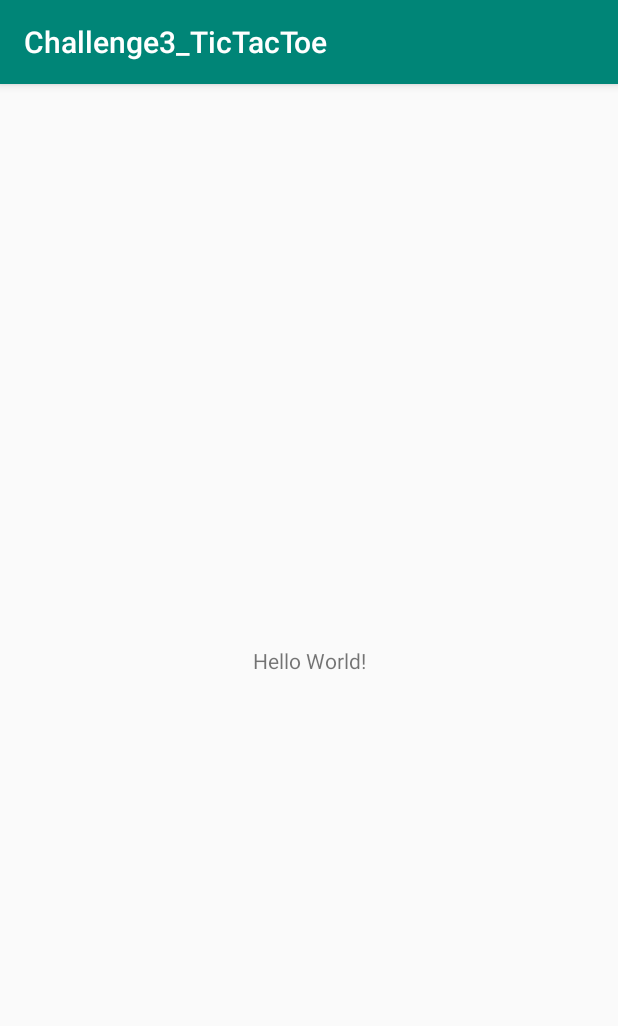
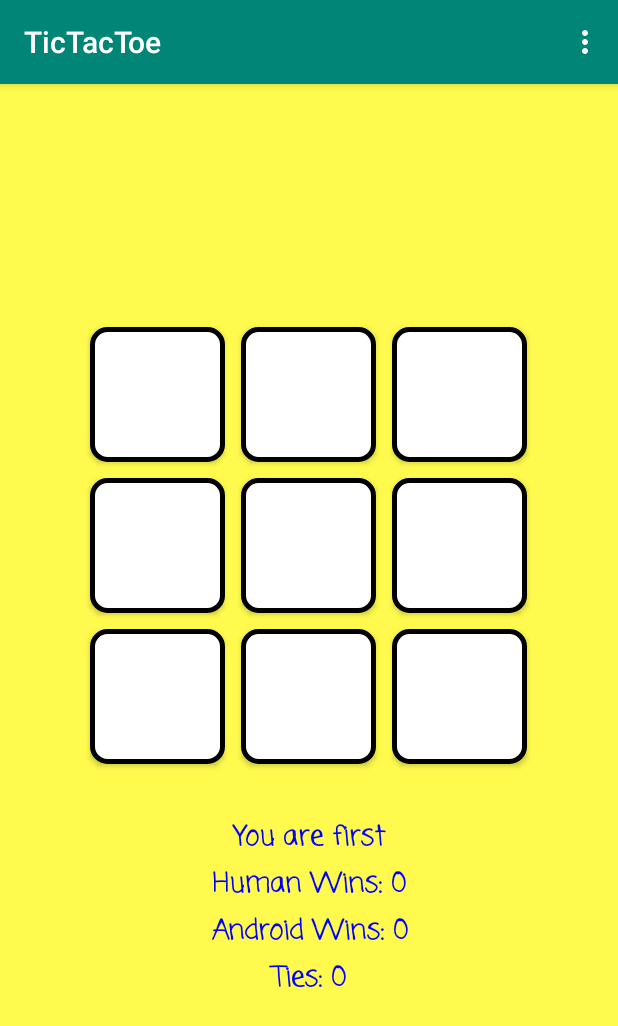
Before and after one commit to mamurciac/MobileApplicationsChallenges, an Android app: the screen it shows after launch (MainActivity before the commit, TicTacToeActivity after it), on a phone screen of 412 x 824 dp. Shown: the top 1026 px of the screen. Run offline under Robolectric (Android 15) with nearby library versions, the phone set to English and light mode, and no system bars.

Commit message:
Recover previous TicTacToe's version

```diff
--- a/Challenge3_TicTacToe/app/src/main/AndroidManifest.xml
+++ b/Challenge3_TicTacToe/app/src/main/AndroidManifest.xml
@@ -9,7 +9,7 @@
         android:roundIcon="@mipmap/ic_launcher_round"
         android:supportsRtl="true"
         android:theme="@style/AppTheme">
-        <activity android:name=".MainActivity">
+        <activity android:name=".TicTacToeActivity">
             <intent-filter>
                 <action android:name="android.intent.action.MAIN" />
 
--- a/Challenge3_TicTacToe/app/src/main/java/mamurciac/unal/edu/co/challenge3_tictactoe/MainActivity.java
+++ /dev/null
@@ -1,14 +0,0 @@
-package mamurciac.unal.edu.co.challenge3_tictactoe;
-
-import androidx.appcompat.app.AppCompatActivity;
-
-import android.os.Bundle;
-
-public class MainActivity extends AppCompatActivity {
-
-    @Override
-    protected void onCreate(Bundle savedInstanceState) {
-        super.onCreate(savedInstanceState);
-        setContentView(R.layout.activity_main);
-    }
-}
--- /dev/null
+++ b/Challenge3_TicTacToe/app/src/main/java/mamurciac/unal/edu/co/challenge3_tictactoe/TicTacToeActivity.java
@@ -0,0 +1,142 @@
+package mamurciac.unal.edu.co.challenge3_tictactoe;
+
+import android.graphics.Color;
+import androidx.appcompat.app.AppCompatActivity;
+import android.os.Bundle;
+import android.view.*;
+import android.widget.*;
+
+public class TicTacToeActivity extends AppCompatActivity{
+    //It represents the game's internal state
+    private TicTacToeGame ticTacToeGame;
+    //The buttons make up the board
+    private Button boardButtons[];
+    //Text displayed as game's information (Turn and winner's game)
+    private TextView infoGame, infoNumberHumanWins, infoNumberAndroidWins, infoNumberTies;
+
+    //This variables allow to control the game's statistics (Number of games and wins per player)
+    private int numberGame = 1, numberHumanWins = 0, numberAndroidWins = 0, numberTies = 0;
+
+    @Override
+    protected void onCreate(Bundle savedInstanceState){
+        super.onCreate(savedInstanceState);
+        setContentView(R.layout.activity_tic_tac_toe);
+
+        boardButtons = new Button[TicTacToeGame.numberSpots];
+        boardButtons[0] = findViewById(R.id.spot_one);
+        boardButtons[1] = findViewById(R.id.spot_two);
+        boardButtons[2] = findViewById(R.id.spot_three);
+        boardButtons[3] = findViewById(R.id.spot_four);
+        boardButtons[4] = findViewById(R.id.spot_five);
+        boardButtons[5] = findViewById(R.id.spot_six);
+        boardButtons[6] = findViewById(R.id.spot_seven);
+        boardButtons[7] = findViewById(R.id.spot_eight);
+        boardButtons[8] = findViewById(R.id.spot_nine);
+        infoGame = findViewById(R.id.game_information);
+        infoNumberHumanWins = findViewById(R.id.number_human_wins);
+        infoNumberAndroidWins = findViewById(R.id.number_android_wins);
+        infoNumberTies = findViewById(R.id.number_ties);
+        ticTacToeGame = new TicTacToeGame();
+        startNewGame();
+    }
+
+    private void startNewGame(){
+        ticTacToeGame.clearBoard();
+
+        //It resets all buttons
+        for(int spot = 0; spot < boardButtons.length; spot++) {
+            boardButtons[spot].setText("");
+            boardButtons[spot].setEnabled(true);
+            boardButtons[spot].setOnClickListener(new ButtonClickListener(spot));
+        }
+
+        //According to the turn, human or computer player goes first
+        if(numberGame % 2 == 1){
+            infoGame.setText(R.string.first_turn_human);
+        }else{
+            infoGame.setText(R.string.first_turn_computer);
+            int move = ticTacToeGame.getComputerMove();
+            ticTacToeGame.setMove(TicTacToeGame.computerPlayer, move);
+            boardButtons[move].setEnabled(false);
+            boardButtons[move].setText(String.valueOf(TicTacToeGame.computerPlayer));
+            boardButtons[move].setTextColor(Color.rgb(200, 0, 0));
+            infoGame.setText(R.string.turn_human);
+        }
+        infoNumberHumanWins.setText("Human Wins: " + numberHumanWins);
+        infoNumberAndroidWins.setText("Android Wins: " + numberAndroidWins);
+        infoNumberTies.setText("Ties: " + numberTies);
+    }
+
+    private void setMove(char player, int location){
+        ticTacToeGame.setMove(player, location);
+        boardButtons[location].setEnabled(false);
+        boardButtons[location].setText(String.valueOf(player));
+
+        if(player == TicTacToeGame.humanPlayer){
+            boardButtons[location].setTextColor(Color.rgb(0,200,0));
+        }else{
+            boardButtons[location].setTextColor(Color.rgb(200,0,0));
+        }
+    }
+
+    @Override
+    public boolean onCreateOptionsMenu(Menu menu){
+        super.onCreateOptionsMenu(menu);
+        menu.add(R.string.new_game);
+        return true;
+    }
+
+    @Override
+    public boolean onOptionsItemSelected(MenuItem item){
+        numberGame++;
+        startNewGame();
+        return true;
+    }
+
+    //It handles clicks on the gameboard buttons
+    private class ButtonClickListener implements View.OnClickListener{
+        int location;
+        public ButtonClickListener(int location){
+            this.location = location;
+        }
+
+        public void onClick(View view){
+            if(boardButtons[location].isEnabled()){
+                setMove(TicTacToeGame.humanPlayer, location);
+                //If there isn't winner yet, then it lets the computer make a move
+                int winner = ticTacToeGame.checkForWinner();
+                if(winner == TicTacToeGame.gameNotFinished){
+                    infoGame.setText(R.string.turn_computer);
+                    int move = ticTacToeGame.getComputerMove();
+                    setMove(TicTacToeGame.computerPlayer, move);
+                    winner = ticTacToeGame.checkForWinner();
+                }
+
+                if(winner == TicTacToeGame.gameNotFinished){
+                    infoGame.setText(R.string.turn_human);
+                }else if(winner == TicTacToeGame.gameTied){
+                    infoGame.setText(R.string.result_tie);
+                    for(int spot = 0; spot < boardButtons.length; spot++){
+                        boardButtons[spot].setEnabled(false);
+                    }
+                    numberTies++;
+                    infoNumberTies.setText("Ties: " + numberTies);
+                }else if(winner == TicTacToeGame.gameWithHumanWinner){
+                    infoGame.setText(R.string.result_human_wins);
+                    for(int spot = 0; spot < boardButtons.length; spot++){
+                        boardButtons[spot].setEnabled(false);
+                    }
+                    numberHumanWins++;
+                    infoNumberHumanWins.setText("Human Wins: " + numberHumanWins);
+                }else{
+                    infoGame.setText(R.string.result_computer_wins);
+                    for(int spot = 0; spot < boardButtons.length; spot++){
+                        boardButtons[spot].setEnabled(false);
+                    }
+                    numberAndroidWins++;
+                    infoNumberAndroidWins.setText("Android Wins: " + numberAndroidWins);
+                }
+            }
+        }
+    }
+}
--- /dev/null
+++ b/Challenge3_TicTacToe/app/src/main/res/drawable/white_button.xml
@@ -0,0 +1,11 @@
+<?xml version="1.0" encoding="utf-8"?>
+<selector xmlns:android="http://schemas.android.com/apk/res/android">
+    <item>
+        <shape>
+            <solid android:color="#FFFFFF"/>
+            <corners android:radius="10dp"/>
+            <stroke android:color="#000000"
+                android:width="3dp"/>
+        </shape>
+    </item>
+</selector>
--- a/Challenge3_TicTacToe/app/src/main/res/layout/activity_main.xml
+++ /dev/null
@@ -1,18 +0,0 @@
-<?xml version="1.0" encoding="utf-8"?>
-<androidx.constraintlayout.widget.ConstraintLayout xmlns:android="http://schemas.android.com/apk/res/android"
-    xmlns:app="http://schemas.android.com/apk/res-auto"
-    xmlns:tools="http://schemas.android.com/tools"
-    android:layout_width="match_parent"
-    android:layout_height="match_parent"
-    tools:context=".MainActivity">
-
-    <TextView
-        android:layout_width="wrap_content"
-        android:layout_height="wrap_content"
-        android:text="Hello World!"
-        app:layout_constraintBottom_toBottomOf="parent"
-        app:layout_constraintLeft_toLeftOf="parent"
-        app:layout_constraintRight_toRightOf="parent"
-        app:layout_constraintTop_toTopOf="parent" />
-
-</androidx.constraintlayout.widget.ConstraintLayout>
--- /dev/null
+++ b/Challenge3_TicTacToe/app/src/main/res/layout/activity_tic_tac_toe.xml
@@ -0,0 +1,155 @@
+<?xml version="1.0" encoding="utf-8"?>
+<RelativeLayout xmlns:android="http://schemas.android.com/apk/res/android"
+    xmlns:tools="http://schemas.android.com/tools"
+    android:layout_width="fill_parent"
+    android:layout_height="fill_parent"
+    android:background="#FFFA4D">
+
+    <ScrollView xmlns:android="http://schemas.android.com/apk/res/android"
+        xmlns:tools="http://schemas.android.com/tools"
+        android:layout_width="fill_parent"
+        android:layout_height="wrap_content"
+        android:layout_centerVertical="true">
+
+        <LinearLayout xmlns:android="http://schemas.android.com/apk/res/android"
+            xmlns:tools="http://schemas.android.com/tools"
+            android:layout_width="match_parent"
+            android:layout_height="wrap_content"
+            android:background="#FFFA4D"
+            android:gravity="center_vertical|center_horizontal"
+            android:orientation="vertical">
+
+            <TableLayout
+                android:id="@+id/gameboard"
+                android:layout_width="wrap_content"
+                android:layout_height="wrap_content"
+                android:layout_gravity="center_vertical|center_horizontal">
+
+                <TableRow
+                    android:gravity="center_vertical|center_horizontal"
+                    android:orientation="vertical">
+
+                    <Button
+                        android:id="@+id/spot_one"
+                        android:layout_width="90dp"
+                        android:layout_height="90dp"
+                        android:layout_margin="5dp"
+                        android:background="@drawable/white_button"
+                        android:text="1"
+                        android:textSize="60sp" />
+
+                    <Button
+                        android:id="@+id/spot_two"
+                        android:layout_width="90dp"
+                        android:layout_height="90dp"
+                        android:layout_margin="5dp"
+                        android:background="@drawable/white_button"
+                        android:text="2"
+                        android:textSize="60sp" />
+
+                    <Button
+                        android:id="@+id/spot_three"
+                        android:layout_width="90dp"
+                        android:layout_height="90dp"
+                        android:layout_margin="5dp"
+                        android:background="@drawable/white_button"
+                        android:text="3"
+                        android:textSize="60sp" />
+                </TableRow>
+
+                <TableRow android:gravity="center_vertical|center_horizontal">
+                    <Button android:id="@+id/spot_four"
+                        android:layout_width="90dp"
+                        android:layout_height="90dp"
+                        android:layout_margin="5dp"
+                        android:background="@drawable/white_button"
+                        android:text="4"
+                        android:textSize="60sp"/>
+                    <Button android:id="@+id/spot_five"
+                        android:layout_width="90dp"
+                        android:layout_height="90dp"
+                        android:layout_margin="5dp"
+                        android:background="@drawable/white_button"
+                        android:text="5"
+                        android:textSize="60sp"/>
+                    <Button android:id="@+id/spot_six"
+                        android:layout_width="90dp"
+                        android:layout_height="90dp"
+                        android:layout_margin="5dp"
+                        android:background="@drawable/white_button"
+                        android:text="6"
+                        android:textSize="60sp"/>
+                </TableRow>
+
+                <TableRow android:gravity="center_vertical|center_horizontal">
+                    <Button android:id="@+id/spot_seven"
+                        android:layout_width="90dp"
+                        android:layout_height="90dp"
+                        android:layout_margin="5dp"
+                        android:background="@drawable/white_button"
+                        android:text="7"
+                        android:textSize="60sp"/>
+                    <Button android:id="@+id/spot_eight"
+                        android:layout_width="90dp"
+                        android:layout_height="90dp"
+                        android:layout_margin="5dp"
+                        android:background="@drawable/white_button"
+                        android:text="8"
+                        android:textSize="60sp"/>
+                    <Button android:id="@+id/spot_nine"
+                        android:layout_width="90dp"
+                        android:layout_height="90dp"
+                        android:layout_margin="5dp"
+                        android:background="@drawable/white_button"
+                        android:text="9"
+                        android:textSize="60sp"/>
+                </TableRow>
+            </TableLayout>
+
+            <TextView android:id="@+id/game_information"
+                android:layout_width="fill_parent"
+                android:layout_height="wrap_content"
+                android:layout_marginTop="30dp"
+                android:fontFamily="casual"
+                android:gravity="center_horizontal"
+                android:text="info"
+                android:textColor="#0000FF"
+                android:textSize="18sp"
+                android:textStyle="bold"/>
+
+            <TextView
+                android:id="@+id/number_human_wins"
+                android:layout_width="fill_parent"
+                android:layout_height="wrap_content"
+                android:layout_marginTop="3dp"
+                android:fontFamily="casual"
+                android:gravity="center_horizontal"
+                android:text="info"
+                android:textColor="#0000FF"
+                android:textSize="18sp"
+                android:textStyle="bold"/>
+
+            <TextView android:id="@+id/number_android_wins"
+                android:layout_width="fill_parent"
+                android:layout_height="wrap_content"
+                android:layout_marginTop="3dp"
+                android:fontFamily="casual"
+                android:gravity="center_horizontal"
+                android:text="info"
+                android:textColor="#0000FF"
+                android:textSize="18sp"
+                android:textStyle="bold"/>
+
+            <TextView android:id="@+id/number_ties"
+                android:layout_width="fill_parent"
+                android:layout_height="wrap_content"
+                android:layout_marginTop="3dp"
+                android:fontFamily="casual"
+                android:gravity="center_horizontal"
+                android:text="info"
+                android:textColor="#0000FF"
+                android:textSize="18sp"
+                android:textStyle="bold"/>
+        </LinearLayout>
+    </ScrollView>
+</RelativeLayout>
--- a/Challenge3_TicTacToe/app/src/main/res/values/strings.xml
+++ b/Challenge3_TicTacToe/app/src/main/res/values/strings.xml
@@ -1,3 +1,11 @@
 <resources>
-    <string name="app_name">Challenge3_TicTacToe</string>
+    <string name="app_name">TicTacToe</string>
+    <string name="new_game">New Game</string>
+    <string name="first_turn_human">You are first</string>
+    <string name="first_turn_computer">Android is first</string>
+    <string name="turn_human">It\'s your turn</string>
+    <string name="turn_computer">It\'s Android\'s turn</string>
+    <string name="result_tie">It\'s a tie</string>
+    <string name="result_human_wins">¡¡You won!!</string>
+    <string name="result_computer_wins">¡¡Android won!!</string>
 </resources>
```
Also changed, not shown: Challenge3_TicTacToe/app/src/main/java/mamurciac/unal/edu/co/challenge3_tictactoe/TicTacToeGame.java (added, +110 -0 lines).
